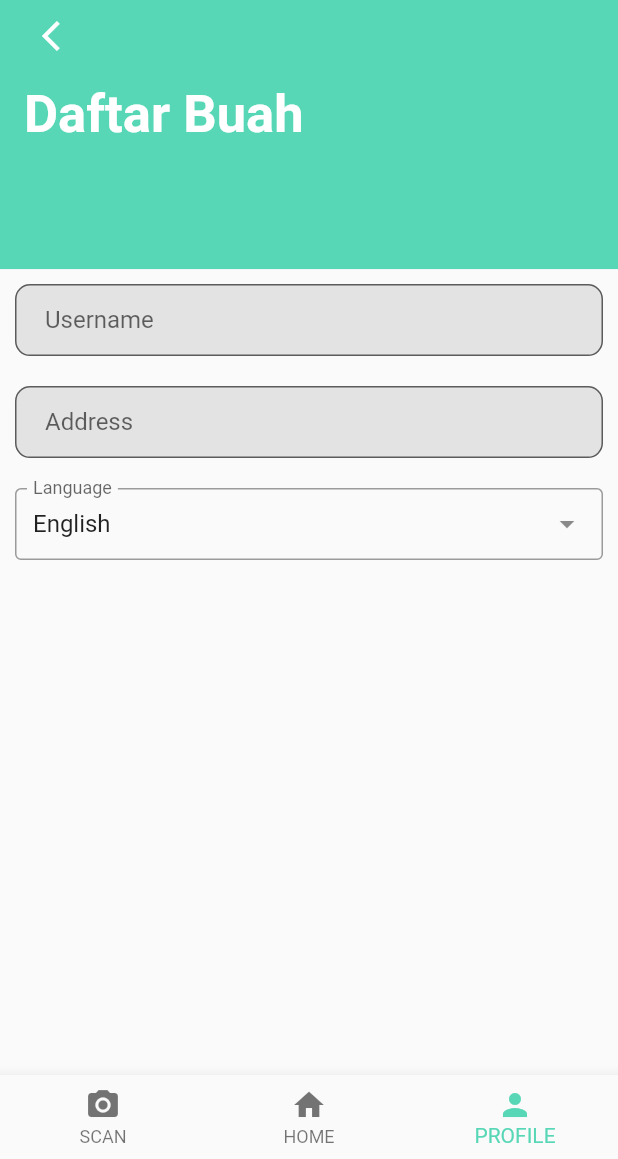
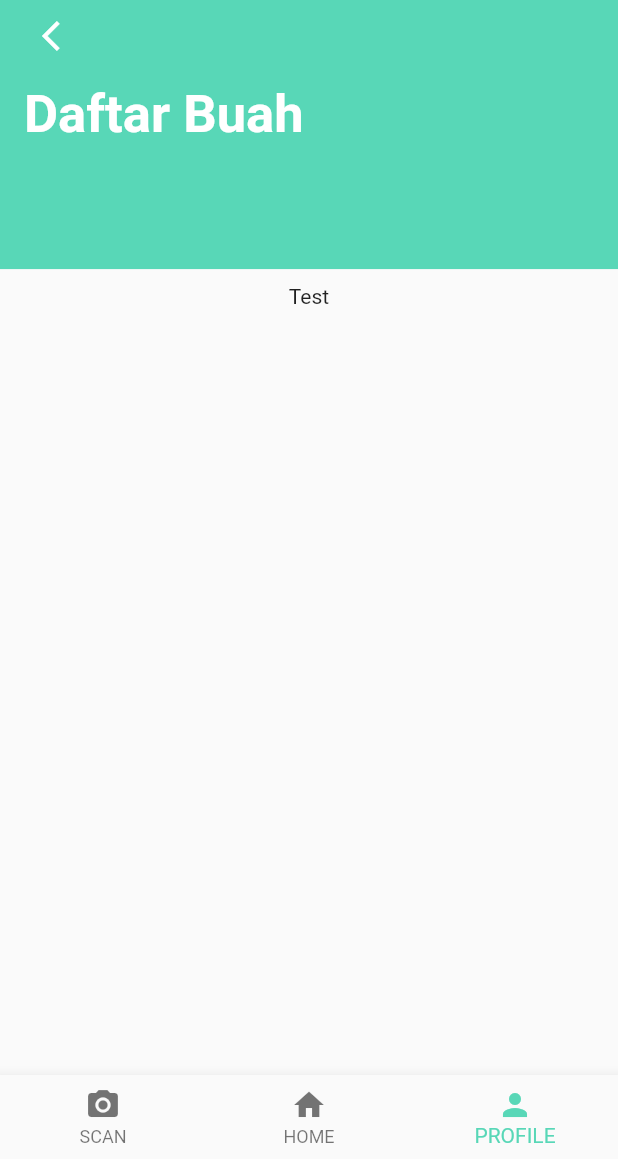
Before and after one commit to Madd-G/nutria_old, a Flutter app: the screen it shows after launch, item 3 of the bottom bar chosen, after a tap on the "arrow back ios" icon, on a phone screen of 412 x 824 dp, the part 77-1236 px from its top. Run offline on Flutter 3.47's test engine with Material 2 defaults, Android fonts, the phone set to English and light mode, and no system bars; drawn by our look-alikes of dropdown_search; our stand-ins replace get.

Commit message:
fixed some bug

```diff
--- a/lib/components/fruit_carousel.dart
+++ b/lib/components/fruit_carousel.dart
@@ -8,7 +8,7 @@ class FruitCarousel extends StatelessWidget {
   @override
   Widget build(BuildContext context) {
     var width = MediaQuery.of(context).size.width;
-    return Container(
+    return SizedBox(
         height: 600,
         child: ListView.builder(
             scrollDirection: Axis.vertical,
@@ -52,7 +52,7 @@ class FruitCarousel extends StatelessWidget {
                           ),
                           Text(
                             fruit.category,
-                            style: TextStyle(fontSize: 12.0),
+                            style: const TextStyle(fontSize: 12.0),
                           ),
                           const SizedBox(
                             height: 5.0,
@@ -61,7 +61,7 @@ class FruitCarousel extends StatelessWidget {
                               style: TextStyle(
                                   color: Color(0xffA1A8B9), fontSize: 13.0)),
                           Text(fruit.description,
-                              style: TextStyle(fontSize: 12.0))
+                              style: const TextStyle(fontSize: 12.0))
                         ],
                       ),
                     )
--- a/lib/components/gender_radio_button.dart
+++ b/lib/components/gender_radio_button.dart
@@ -7,6 +7,7 @@ class GenderRadioButton extends StatelessWidget {
   final String value;
   final String title;
 
+  // ignore: use_key_in_widget_constructors
   const GenderRadioButton({required this.value, required this.title});
 
   @override
--- a/lib/components/main_button.dart
+++ b/lib/components/main_button.dart
@@ -1,6 +1,7 @@
 import 'package:flutter/material.dart';
 
 class MainButton extends StatelessWidget {
+  // ignore: use_key_in_widget_constructors
   const MainButton(
       {required this.color, required this.title, required this.onPressed});
 
--- a/lib/components/recommendation_carousel.dart
+++ b/lib/components/recommendation_carousel.dart
@@ -1,6 +1,5 @@
 import 'package:flutter/material.dart';
 import 'package:get/get.dart';
-import 'package:nutria/views/fruit_detail_screen.dart';
 import '../models/fruit_vegetable_model.dart';
 
 class RecommendationCarousel extends StatelessWidget {
@@ -33,7 +32,7 @@ class RecommendationCarousel extends StatelessWidget {
           ),
         ],
       ),
-      Container(
+      SizedBox(
           height: 200.0,
           child: ListView.builder(
               scrollDirection: Axis.horizontal,
--- a/lib/components/vegetable_carousel.dart
+++ b/lib/components/vegetable_carousel.dart
@@ -8,7 +8,7 @@ class VegetableCarousel extends StatelessWidget {
   @override
   Widget build(BuildContext context) {
     var width = MediaQuery.of(context).size.width;
-    return Container(
+    return SizedBox(
         height: 600,
         child: ListView.builder(
             scrollDirection: Axis.vertical,
@@ -52,7 +52,7 @@ class VegetableCarousel extends StatelessWidget {
                           ),
                           Text(
                             vegetable.category,
-                            style: TextStyle(fontSize: 12.0),
+                            style: const TextStyle(fontSize: 12.0),
                           ),
                           const SizedBox(
                             height: 5.0,
@@ -61,7 +61,7 @@ class VegetableCarousel extends StatelessWidget {
                               style: TextStyle(
                                   color: Color(0xffA1A8B9), fontSize: 13.0)),
                           Text(vegetable.description,
-                              style: TextStyle(fontSize: 12.0))
+                              style: const TextStyle(fontSize: 12.0))
                         ],
                       ),
                     )
--- a/lib/controllers/screen_controller.dart
+++ b/lib/controllers/screen_controller.dart
@@ -1,8 +1,6 @@
 import 'package:flutter/material.dart';
 import 'package:get/get.dart';
-import 'package:nutria/views/fruit_list_screen.dart';
 import '../views/camera_screen.dart';
-import '../views/edit_profile_screen.dart';
 import '../views/home_screen.dart';
 import '../views/profile_screen.dart';
 
@@ -14,7 +12,7 @@ class ScreenController extends StatelessWidget {
   final screens = [
     const CameraScreen(),
     const HomeScreen(),
-    const EditProfileScreen(),
+    const ProfileScreen(),
   ];
 
   @override
--- a/lib/models/user_model.dart
+++ b/lib/models/user_model.dart
@@ -15,6 +15,8 @@ class User {
     this.gender = '',
   });
 
+}
+
 final List<User> userData = [
   User(
       username: 'Alamsyah',
@@ -24,4 +26,3 @@ class User {
       language: 'Indonesia',
       gender: 'Male')
 ];
-}
--- a/lib/views/edit_profile_screen.dart
+++ b/lib/views/edit_profile_screen.dart
@@ -3,7 +3,6 @@ import 'package:flutter/material.dart';
 import 'package:get/get.dart';
 
 import '../components/text_input_decoration.dart';
-import '../controllers/controller.dart';
 import '../controllers/translations_controller.dart';
 
 class EditProfileScreen extends StatelessWidget {
@@ -12,7 +11,6 @@ class EditProfileScreen extends StatelessWidget {
 
   @override
   Widget build(BuildContext context) {
-    final Controller c = Get.put<Controller>(Controller());
     var height = MediaQuery.of(context).size.height;
     final languages = ['English', 'Indonesia'];
     final messageController = Get.put(MessagesController());
--- a/lib/views/fruit_list_screen.dart
+++ b/lib/views/fruit_list_screen.dart
@@ -1,10 +1,6 @@
 import 'package:flutter/material.dart';
 import 'package:nutria/components/fruit_carousel.dart';
 import 'package:get/get.dart';
-
-import 'camera_screen.dart';
-import 'edit_profile_screen.dart';
-import 'home_screen.dart';
 
 class FruitListScreen extends StatelessWidget {
   FruitListScreen({Key? key}) : super(key: key);
--- a/lib/views/home_screen.dart
+++ b/lib/views/home_screen.dart
@@ -1,6 +1,5 @@
 import 'package:flutter/material.dart';
 import 'package:nutria/components/recommendation_carousel.dart';
-import 'package:nutria/controllers/screen_controller.dart';
 import '../components/category_box.dart';
 
 class HomeScreen extends StatelessWidget {
@@ -107,14 +106,14 @@ class HomeScreen extends StatelessWidget {
                       ),
                       Row(
                         mainAxisAlignment: MainAxisAlignment.spaceAround,
-                        children: [
-                          category_box(
+                        children: const [
+                          CategoryBox(
                               imagePath: 'assets/images/buah.png',
                               route: '/fruit_list_screen'),
-                          const SizedBox(
+                          SizedBox(
                             width: 10.0,
                           ),
-                          category_box(
+                          CategoryBox(
                             imagePath: 'assets/images/sayuran.png',
                             route: '/vegetable_list_screen',
                           )
--- a/lib/views/profile_screen.dart
+++ b/lib/views/profile_screen.dart
@@ -1,10 +1,64 @@
 import 'package:flutter/material.dart';
+import 'package:get/get.dart';
 
 class ProfileScreen extends StatelessWidget {
   const ProfileScreen({Key? key}) : super(key: key);
 
   @override
   Widget build(BuildContext context) {
-    return Container();
+    var height = MediaQuery.of(context).size.height;
+
+    return Scaffold(
+      body: SingleChildScrollView(
+        child: Column(
+          children: [
+            Container(
+              color: Theme.of(context).colorScheme.primary,
+              height: height * 0.28,
+              width: double.infinity,
+              child: Padding(
+                padding: const EdgeInsets.all(16.0),
+                child: Column(
+                  crossAxisAlignment: CrossAxisAlignment.start,
+                  children: [
+                    const Center(
+                        child: SafeArea(
+                      child: Text(
+                        'Nutria',
+                        style: TextStyle(
+                            color: Colors.white,
+                            fontSize: 30.0,
+                            fontWeight: FontWeight.w700),
+                      ),
+                    )),
+                    IconButton(
+                      icon: const Icon(Icons.arrow_back_ios),
+                      color: Colors.white,
+                      onPressed: () {
+                        Get.toNamed('/screen_controller');
+                      },
+                    ),
+                    SizedBox(
+                      height: height * 0.01,
+                    ),
+                    const Text(
+                      "Daftar Buah",
+                      style: TextStyle(
+                          color: Colors.white,
+                          fontSize: 35,
+                          fontWeight: FontWeight.w700),
+                    ),
+                  ],
+                ),
+              ),
+            ),
+            const Padding(
+                padding: EdgeInsets.all(10.0),
+                child: Text('Test')
+            )
+          ],
+        ),
+      ),
+    );
   }
 }
```
Also changed, not shown: lib/components/category_box.dart (+5 -4 lines). Lines whose indentation alone changed are shown as unchanged.
